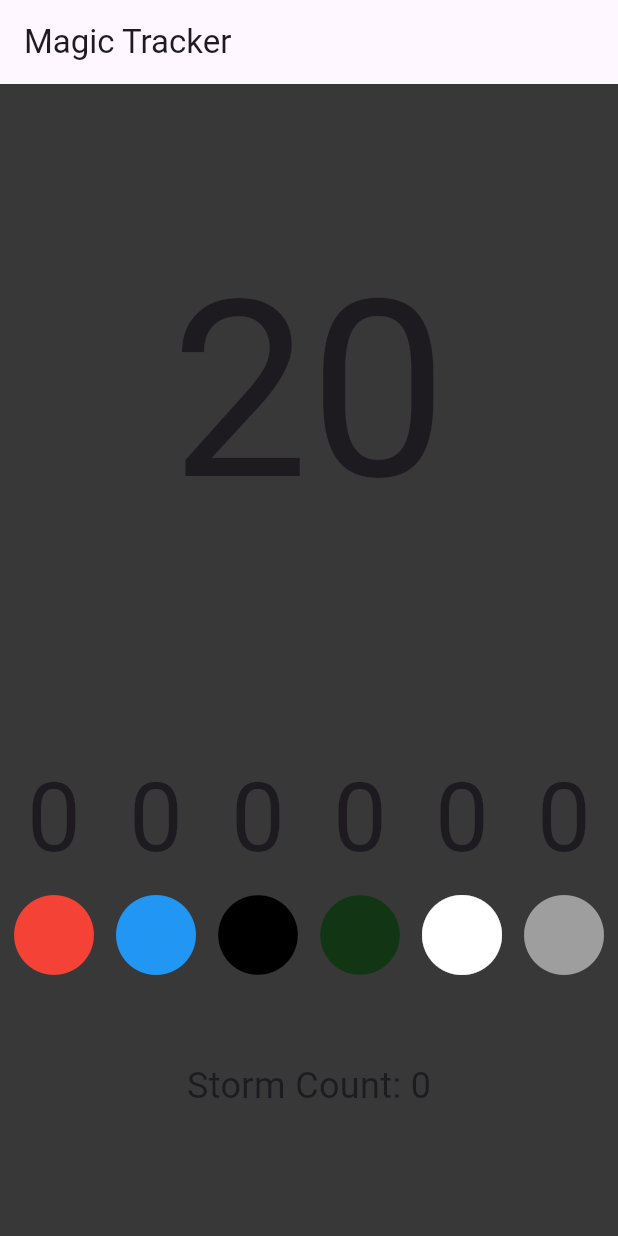
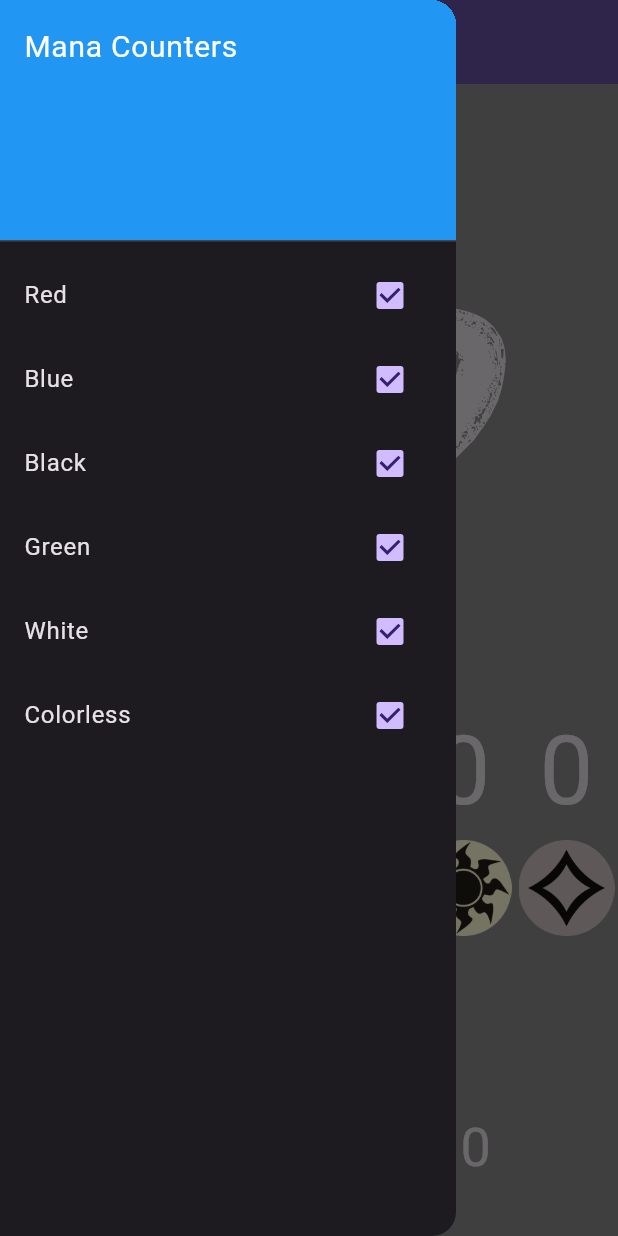
Before and after one commit to Frostonyx/mtg_tracker, a Flutter app: the screen it shows after launch, with the side drawer open (before the commit the screen has no drawer), on a phone screen of 412 x 824 dp. Run offline on Flutter 3.47's test engine with Material 3 defaults, Android fonts, the phone set to English and light mode, and no system bars.

Commit message:
added mana images

```diff
--- a/lib/main.dart
+++ b/lib/main.dart
@@ -11,9 +11,7 @@ class MagicTrackerApp extends StatelessWidget {
   Widget build(BuildContext context) {
     return MaterialApp(
       title: 'Magic Tracker',
-      theme: ThemeData(
-        primarySwatch: Colors.blue,
-      ),
+      theme: ThemeData.dark(),
       home: MagicTrackerScreen(),
     );
   }
@@ -27,6 +25,16 @@ class MagicTrackerScreen extends StatefulWidget {
 class _MagicTrackerScreenState extends State<MagicTrackerScreen> {
   int life = 20;
   int stormCount = 0;
+
+  Map<String, bool> manaVisibility = {
+    'Red': true,
+    'Blue': true,
+    'Black': true,
+    'Green': true,
+    'White': true,
+    'Colorless': true,
+  };
+
   Map<String, int> manaCount = {
     'Red': 0,
     'Blue': 0,
@@ -75,38 +83,66 @@ class _MagicTrackerScreenState extends State<MagicTrackerScreen> {
           : manaCount[color] = (manaCount[color] ?? 0) - 1;
     });
   }
+  //DEPRECIATED:
 
-  Color _getColorFromManaType(String manaType) {
-    switch (manaType) {
-      case 'Red':
-        return Colors.red;
-      case 'Blue':
-        return Colors.blue;
-      case 'Black':
-        return Colors.black;
-      case 'Green':
-        return const Color.fromARGB(255, 18, 54, 20);
-      case 'White':
-        return Colors.white;
-      case 'Colorless':
-        return Colors.grey;
-      default:
-        return Colors.black; // Default color
-    }
-  }
+  //Color _getColorFromManaType(String manaType) {
+  //  switch (manaType) {
+  //    case 'Red':
+  //      return Colors.red;
+  //    case 'Blue':
+  //      return Colors.blue;
+  //    case 'Black':
+  //      return Colors.black;
+  //    case 'Green':
+  //      return Color.fromARGB(255, 55, 179, 61);
+  //    case 'White':
+  //      return Colors.white;
+  //    case 'Colorless':
+  //      return const Color.fromARGB(255, 204, 204, 204);
+  //    default:
+  //      return Colors.black; // Default color
+  //  }
+  //}
 
   @override
   Widget build(BuildContext context) {
     double screenHeight = MediaQuery.of(context).size.height;
     double halfScreenHeight = screenHeight / 2;
-    double quarterScreenHeight = screenHeight / 6;
+    double quarterScreenHeight = screenHeight / 7;
 
     return Scaffold(
       appBar: AppBar(
-        title: Text('Magic Tracker'),
+        backgroundColor: Theme.of(context).colorScheme.inversePrimary,
+        title: Text('MtG Tracker'),
+      ),
+       drawer: Drawer(
+        child: ListView(
+          padding: EdgeInsets.zero,
+          children: <Widget>[
+            DrawerHeader(
+              child: Text(
+                'Mana Counters',
+                style: TextStyle(color: Colors.white, fontSize: 20),
+              ),
+              decoration: BoxDecoration(
+                color: Colors.blue,
+              ),
+            ),
+            for (var manaType in manaVisibility.keys)
+              CheckboxListTile(
+                title: Text(manaType),
+                value: manaVisibility[manaType],
+                onChanged: (value) {
+                  setState(() {
+                    manaVisibility[manaType] = value!;
+                  });
+                },
+              ),
+          ],
+        ),
       ),
       body: Container(
-        color: const Color.fromARGB(255, 56, 56, 56),
+        color: const Color.fromARGB(255, 138, 137, 137),
         child: Column(
           children: [
             GestureDetector(
@@ -121,29 +157,34 @@ class _MagicTrackerScreenState extends State<MagicTrackerScreen> {
               onLongPress: _resetLife,
               child: Container(
                 height: halfScreenHeight,
-                color: const Color.fromARGB(255, 56, 56, 56),
+                color: Color.fromARGB(255, 138, 137, 137),
                 child: Center(
                   child: Text(
                     '$life',
-                    style: TextStyle(fontSize: 164),
+                    style: const TextStyle(fontSize: 300, fontFamily: 'HUGEBRUSH'),
                   ),
                 ),
               ),
             ),
+
                 Expanded(
   child: Column(
-                mainAxisAlignment: MainAxisAlignment.center,
+    mainAxisAlignment: MainAxisAlignment.spaceAround,
     children: [
-                  Container(
-                    color: const Color.fromARGB(255, 56, 56, 56),
+      Expanded(
+        child: Center(
+          child: Container(
+            color: const Color.fromARGB(255, 138, 137, 137),
             child: Row(
-                      mainAxisAlignment: MainAxisAlignment.spaceEvenly,
-                      children: manaCount.keys.map((color) {
+              mainAxisAlignment: MainAxisAlignment.spaceAround,
+              crossAxisAlignment: CrossAxisAlignment.center,
+              mainAxisSize: MainAxisSize.max,
+              children: manaCount.keys.where((color) => manaVisibility[color]!).map((color) {
+
                   return Column(
                     children: [
                       GestureDetector(
-                              onTap: () => _updateMana(
-                                  color, false), // Increase when tapped
+                        onTap: () => _updateMana(color, false),
                         onLongPress: _resetStormAndMana,
                         child: Text(
                           '${manaCount[color] ?? 0}',
@@ -151,27 +192,28 @@ class _MagicTrackerScreenState extends State<MagicTrackerScreen> {
                         ),
                       ),
                       GestureDetector(
-                              onTap: () => _updateMana(
-                                  color, true), // Decrease when tapped
+                        onTap: () => _updateMana(color, true),
                         onLongPress: _resetStormAndMana,
-                              child: Icon(Icons.circle,
-                                  color: _getColorFromManaType(color), size: 64),
+                        child: Image.asset('assets/images/$color.png',
+                             height: 64, width: 64),
                       ),
                     ],
                   );
               }).toList(),
             ),
           ),
+        ),
+      ),
       Container(
         height: quarterScreenHeight,
-                    color: const Color.fromARGB(255, 56, 56, 56),
+        color: const Color.fromARGB(255, 138, 137, 137),
         child: GestureDetector(
           onTap: _updateStormCount,
           onLongPress: _resetStormAndMana,
           child: Center(
             child: Text(
               'Storm Count: $stormCount',
-                          style: TextStyle(fontSize: 24),
+              style: TextStyle(fontSize: 36),
             ),
           ),
         ),
@@ -179,6 +221,7 @@ class _MagicTrackerScreenState extends State<MagicTrackerScreen> {
     ],
   ),
 ),
+
           ],
         ),
       ),
```
Also changed, not shown: pubspec.yaml (+14 -65 lines), assets/fonts/HUGEBRUSH.ttf (added), assets/images/Black.png (added), assets/images/Blue.png (added), assets/images/Colorless.png (added), assets/images/Green.png (added), assets/images/Red.png (added), assets/images/White.png (added), pubspec.lock. Lines whose indentation alone changed are shown as unchanged.
